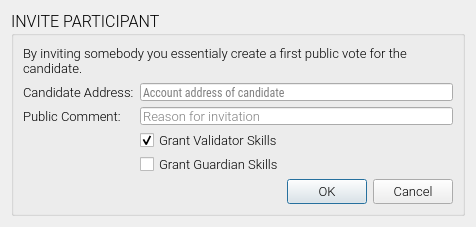
First picture: the form in app/ui/invite.ui, repository coblo/gui-demo, before the edit.
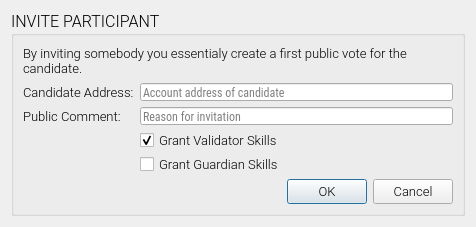
Second picture: the form after the edit.

Commit message: consistent fonts in invite dialog

The edit to the form file:
```diff
--- a/app/ui/invite.ui
+++ b/app/ui/invite.ui
@@ -143,8 +143,8 @@
          <widget class="QLineEdit" name="edit_public_comment">
           <property name="font">
            <font>
-            <family>Roboto Light</family>
-            <pointsize>10</pointsize>
+            <family>Roboto Condensed</family>
+            <pointsize>9</pointsize>
            </font>
           </property>
           <property name="maxLength">
```
